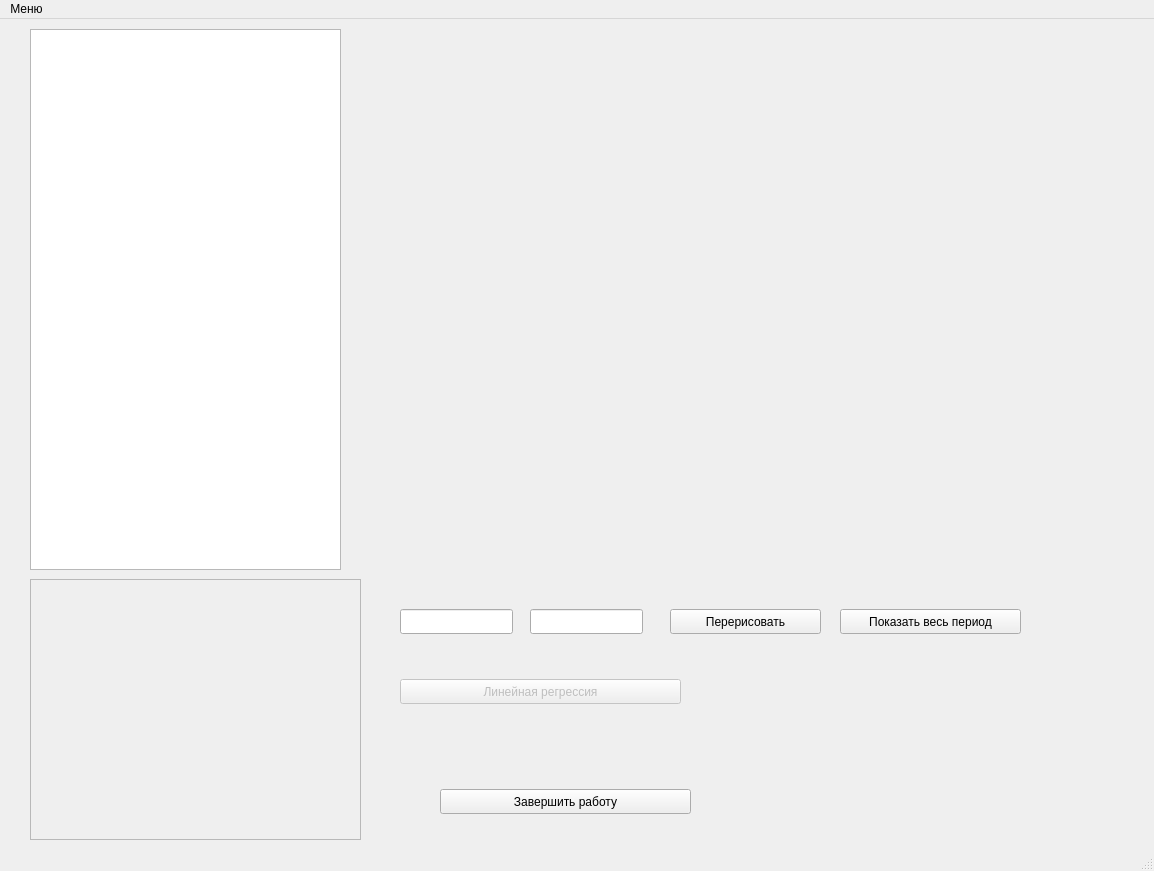
Old version of the form base.ui in the repository lunaplush/crypto.
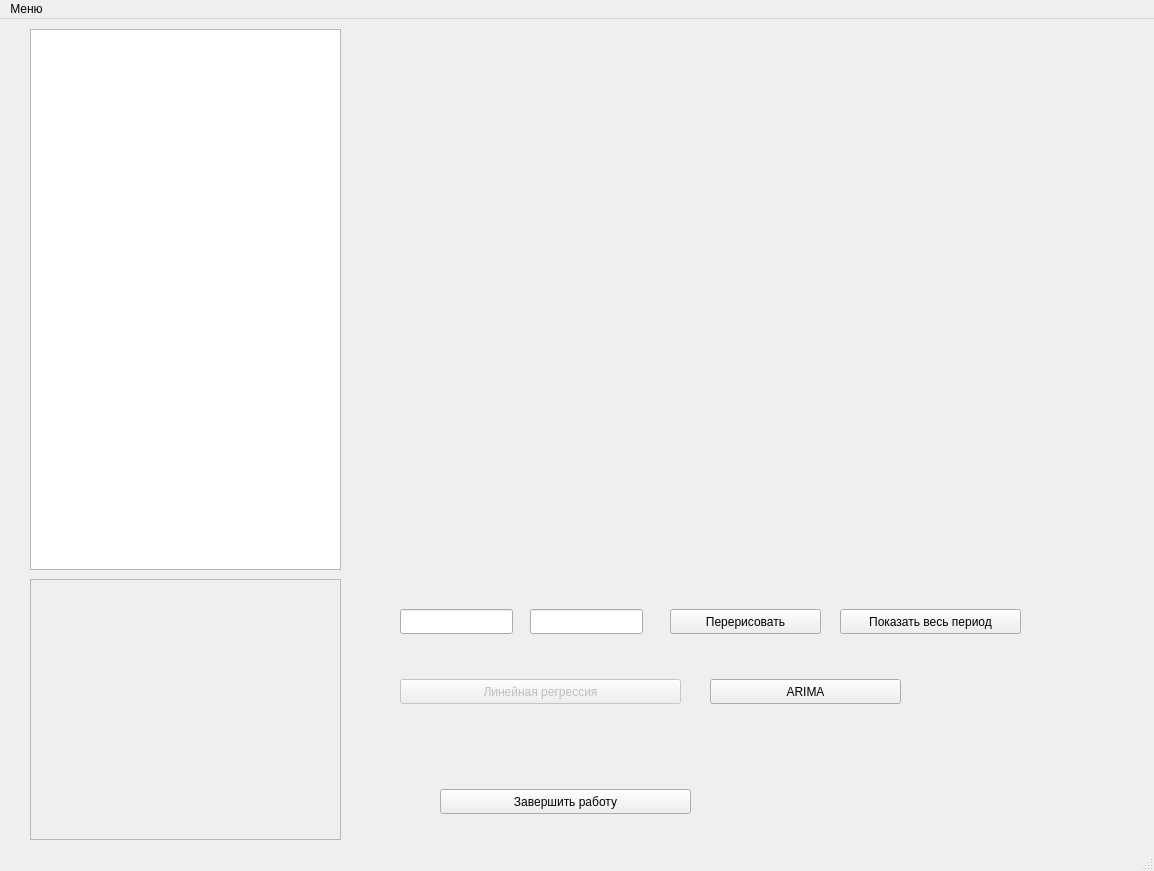
New version of the form.

Commit message: ARIMA подготовка базового функционала

```diff
--- a/base.ui
+++ b/base.ui
@@ -115,7 +115,7 @@
      <rect>
       <x>30</x>
       <y>560</y>
-      <width>331</width>
+      <width>311</width>
       <height>261</height>
      </rect>
     </property>
@@ -126,6 +126,19 @@
      <enum>QFrame::Raised</enum>
     </property>
    </widget>
+   <widget class="QPushButton" name="btnArima">
+    <property name="geometry">
+     <rect>
+      <x>710</x>
+      <y>660</y>
+      <width>191</width>
+      <height>25</height>
+     </rect>
+    </property>
+    <property name="text">
+     <string>ARIMA</string>
+    </property>
+   </widget>
   </widget>
   <widget class="QMenuBar" name="menubar">
    <property name="geometry">
```
The commit also changes 2 other files.
